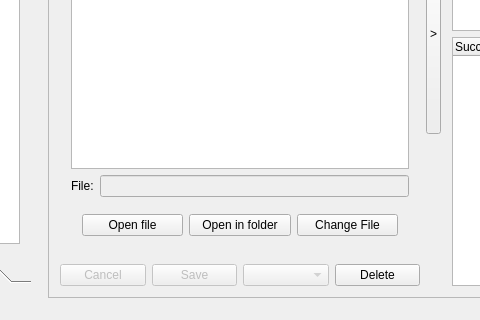
First picture: the form in PluriNotes/plurinotes.ui, repository guillaumejounel/PluriNotes, before the edit; both pictures show x 130 to 610 and y 252 to 572 of the 850 by 572 pixel window.
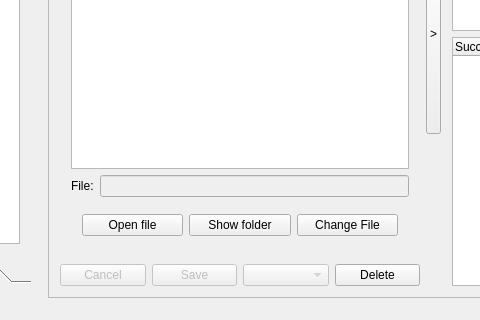
Second picture: the form after the edit.

```diff
--- a/PluriNotes/plurinotes.ui
+++ b/PluriNotes/plurinotes.ui
@@ -531,7 +531,7 @@
                        <item>
                         <widget class="QPushButton" name="documentDisplayOpenFolder">
                          <property name="text">
-                          <string>Open in folder</string>
+                          <string>Show folder</string>
                          </property>
                         </widget>
                        </item>
```
Left out of the diff: 20 changed lines with no effect on the pictures.
